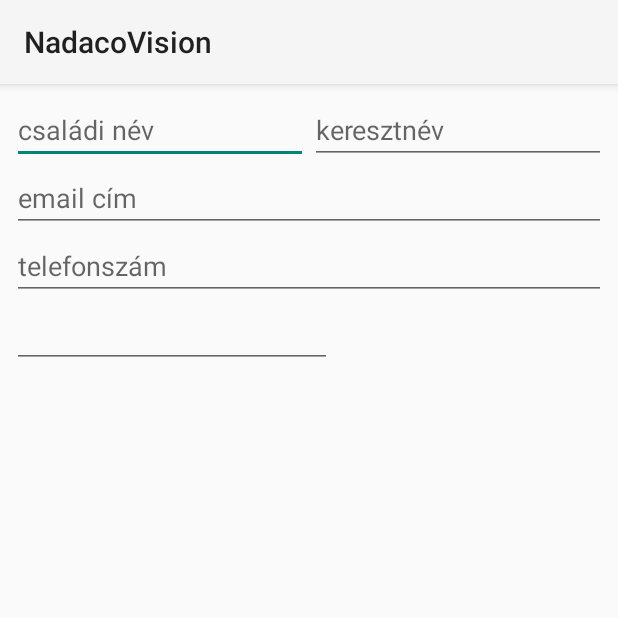
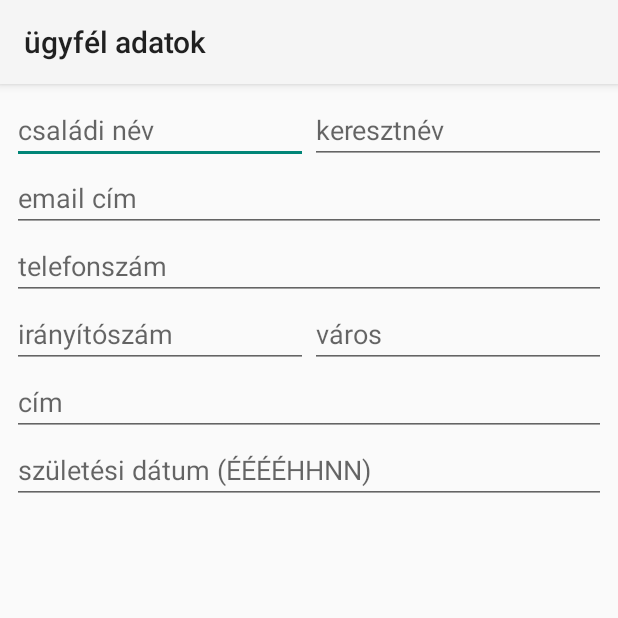
Before and after one commit to csenkey/NadacoVision, an Android app: the screen it shows after launch (MainActivity), on a phone screen of 412 x 824 dp, the top half of it. Run offline under Robolectric (Android 15) with nearby library versions, the phone set to English and light mode, and no system bars; 1 statement that could not run was skipped.

Commit message:
customer data input form

```diff
--- a/src/main/AndroidManifest.xml
+++ b/src/main/AndroidManifest.xml
@@ -9,7 +9,7 @@
         android:theme="@style/AppTheme" >
         <activity
             android:name=".MainActivity"
-            android:label="@string/app_name" >
+            android:label="@string/customer_data" >
             <intent-filter>
                 <action android:name="android.intent.action.MAIN" />
 
--- a/src/main/res/layout/activity_main.xml
+++ b/src/main/res/layout/activity_main.xml
@@ -57,11 +57,42 @@
     <EditText
         android:layout_width="wrap_content"
         android:layout_height="wrap_content"
-        android:inputType="textPostalAddress"
+        android:inputType="number"
         android:ems="10"
-        android:id="@+id/editText"
+        android:id="@+id/customer_zip"
         android:layout_below="@+id/customer_phone"
-        android:layout_alignParentStart="true" />
+        android:layout_alignParentStart="true"
+        android:layout_alignEnd="@+id/customer_lastname"
+        android:hint="@string/customer_zip"/>
+
+    <EditText
+        android:layout_width="wrap_content"
+        android:layout_height="wrap_content"
+        android:id="@+id/customer_city"
+        android:layout_below="@+id/customer_phone"
+        android:layout_alignEnd="@+id/customer_firstname"
+        android:layout_toEndOf="@+id/view"
+        android:hint="@string/customer_city"/>
+
+    <EditText
+        android:layout_width="wrap_content"
+        android:layout_height="wrap_content"
+        android:id="@+id/customer_address"
+        android:layout_below="@+id/customer_zip"
+        android:layout_alignEnd="@+id/customer_city"
+        android:layout_alignParentStart="true"
+        android:hint="@string/customer_address"/>
+
+    <EditText
+        android:layout_width="wrap_content"
+        android:layout_height="wrap_content"
+        android:inputType="date"
+        android:ems="10"
+        android:id="@+id/customer_birthday"
+        android:layout_below="@+id/customer_address"
+        android:layout_alignEnd="@+id/customer_city"
+        android:layout_alignParentStart="true"
+        android:hint="@string/customer_birthday"/>
 
 
 </RelativeLayout>
--- a/src/main/res/values/strings.xml
+++ b/src/main/res/values/strings.xml
@@ -11,5 +11,6 @@
     <string name="customer_zip">irányítószám</string>
     <string name="customer_city">város</string>
     <string name="customer_address">cím</string>
-    <string name="customer_birthday">születési dátum</string>
+    <string name="customer_birthday">születési dátum (ÉÉÉÉHHNN)</string>
+    <string name="customer_data">ügyfél adatok</string>
 </resources>
```
